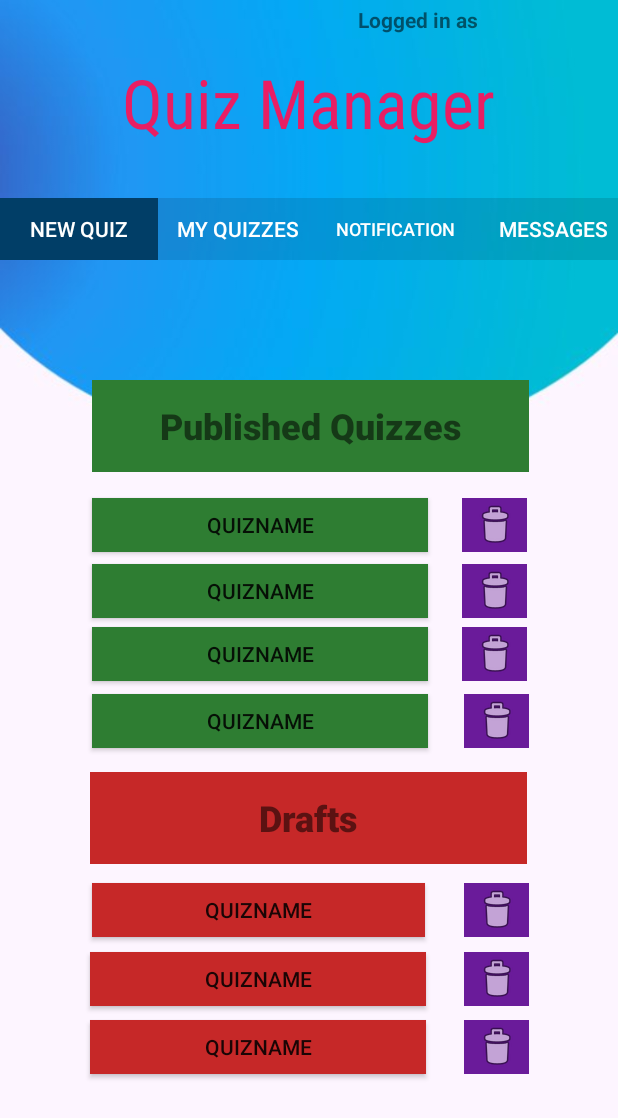
After one commit to drex7001/MAD_app, an Android app: the myquizzes screen opened directly, with no data from a screen before it, on a phone screen of 412 x 824 dp. The commit adds this screen. Shown: the top 1118 px of the screen. Run offline under Robolectric (Android 15) with nearby library versions, the phone set to English and light mode, and no system bars.

Commit message:
Added activity_myquizzes.xml

```diff
--- /dev/null
+++ b/app/src/main/java/com/drex/dashboard/myquizzes.java
@@ -0,0 +1,14 @@
+package com.drex.dashboard;
+
+import androidx.appcompat.app.AppCompatActivity;
+
+import android.os.Bundle;
+
+public class myquizzes extends AppCompatActivity {
+
+    @Override
+    protected void onCreate(Bundle savedInstanceState) {
+        super.onCreate(savedInstanceState);
+        setContentView(R.layout.activity_myquizzes);
+    }
+}
--- /dev/null
+++ b/app/src/main/res/layout/activity_myquizzes.xml
@@ -0,0 +1,297 @@
+<?xml version="1.0" encoding="utf-8"?>
+<androidx.constraintlayout.widget.ConstraintLayout xmlns:android="http://schemas.android.com/apk/res/android"
+    xmlns:app="http://schemas.android.com/apk/res-auto"
+    xmlns:tools="http://schemas.android.com/tools"
+    android:layout_width="match_parent"
+    android:layout_height="match_parent"
+    android:background="@drawable/bg"
+    tools:context=".myquizzes">
+
+    <ImageButton
+        android:id="@+id/deleteq7"
+        android:layout_width="43dp"
+        android:layout_height="36dp"
+        android:layout_marginStart="309dp"
+        android:layout_marginTop="633dp"
+        android:layout_marginBottom="62dp"
+        android:background="#6A1B9A"
+        app:layout_constraintBottom_toBottomOf="parent"
+        app:layout_constraintStart_toStartOf="parent"
+        app:layout_constraintTop_toTopOf="parent"
+        app:srcCompat="@android:drawable/ic_menu_delete" />
+
+    <ImageButton
+        android:id="@+id/deleteq6"
+        android:layout_width="43dp"
+        android:layout_height="36dp"
+        android:layout_marginStart="309dp"
+        android:layout_marginTop="588dp"
+        android:layout_marginBottom="107dp"
+        android:background="#6A1B9A"
+        app:layout_constraintBottom_toBottomOf="parent"
+        app:layout_constraintStart_toStartOf="parent"
+        app:layout_constraintTop_toTopOf="parent"
+        app:srcCompat="@android:drawable/ic_menu_delete" />
+
+    <ImageButton
+        android:id="@+id/deleteq5"
+        android:layout_width="43dp"
+        android:layout_height="36dp"
+        android:layout_marginStart="309dp"
+        android:layout_marginTop="542dp"
+        android:layout_marginBottom="153dp"
+        android:background="#6A1B9A"
+        app:layout_constraintBottom_toBottomOf="parent"
+        app:layout_constraintStart_toStartOf="parent"
+        app:layout_constraintTop_toTopOf="parent"
+        app:srcCompat="@android:drawable/ic_menu_delete" />
+
+    <ImageButton
+        android:id="@+id/deleteq4"
+        android:layout_width="43dp"
+        android:layout_height="36dp"
+        android:layout_marginStart="309dp"
+        android:layout_marginTop="416dp"
+        android:layout_marginBottom="279dp"
+        android:background="#6A1B9A"
+        app:layout_constraintBottom_toBottomOf="parent"
+        app:layout_constraintStart_toStartOf="parent"
+        app:layout_constraintTop_toTopOf="parent"
+        app:srcCompat="@android:drawable/ic_menu_delete" />
+
+    <ImageButton
+        android:id="@+id/deleteq3"
+        android:layout_width="43dp"
+        android:layout_height="36dp"
+        android:layout_marginStart="308dp"
+        android:layout_marginTop="371dp"
+        android:layout_marginBottom="324dp"
+        android:background="#6A1B9A"
+        app:layout_constraintBottom_toBottomOf="parent"
+        app:layout_constraintStart_toStartOf="parent"
+        app:layout_constraintTop_toTopOf="parent"
+        app:srcCompat="@android:drawable/ic_menu_delete" />
+
+    <ImageButton
+        android:id="@+id/deleteq2"
+        android:layout_width="43dp"
+        android:layout_height="36dp"
+        android:layout_marginStart="308dp"
+        android:layout_marginTop="329dp"
+        android:layout_marginBottom="366dp"
+        android:background="#6A1B9A"
+        app:layout_constraintBottom_toBottomOf="parent"
+        app:layout_constraintStart_toStartOf="parent"
+        app:layout_constraintTop_toTopOf="parent"
+        app:srcCompat="@android:drawable/ic_menu_delete" />
+
+    <ImageButton
+        android:id="@+id/deleteq1"
+        android:layout_width="43dp"
+        android:layout_height="36dp"
+        android:layout_marginStart="308dp"
+        android:layout_marginTop="285dp"
+        android:layout_marginBottom="410dp"
+        android:background="#6A1B9A"
+        app:layout_constraintBottom_toBottomOf="parent"
+        app:layout_constraintStart_toStartOf="parent"
+        app:layout_constraintTop_toTopOf="parent"
+        app:srcCompat="@android:drawable/ic_menu_delete" />
+
+    <Button
+        android:id="@+id/quiz7"
+        android:layout_width="224dp"
+        android:layout_height="36dp"
+        android:layout_marginStart="60dp"
+        android:layout_marginTop="633dp"
+        android:layout_marginBottom="62dp"
+        android:background="#C62828"
+        android:text="@string/qname"
+        app:layout_constraintBottom_toBottomOf="parent"
+        app:layout_constraintStart_toStartOf="parent"
+        app:layout_constraintTop_toTopOf="parent" />
+
+    <Button
+        android:id="@+id/quiz6"
+        android:layout_width="224dp"
+        android:layout_height="36dp"
+        android:layout_marginStart="60dp"
+        android:layout_marginTop="588dp"
+        android:layout_marginBottom="107dp"
+        android:background="#C62828"
+        android:text="@string/qname"
+        app:layout_constraintBottom_toBottomOf="parent"
+        app:layout_constraintStart_toStartOf="parent"
+        app:layout_constraintTop_toTopOf="parent" />
+
+    <Button
+        android:id="@+id/quiz5"
+        android:layout_width="222dp"
+        android:layout_height="36dp"
+        android:layout_marginStart="61dp"
+        android:layout_marginTop="542dp"
+        android:layout_marginBottom="153dp"
+        android:background="#C62828"
+        android:text="@string/qname"
+        app:layout_constraintBottom_toBottomOf="parent"
+        app:layout_constraintStart_toStartOf="parent"
+        app:layout_constraintTop_toTopOf="parent" />
+
+    <TextView
+        android:id="@+id/drafts"
+        android:layout_width="291dp"
+        android:layout_height="61dp"
+        android:layout_marginStart="60dp"
+        android:layout_marginTop="468dp"
+        android:layout_marginBottom="202dp"
+        android:background="#C62828"
+        android:fontFamily="sans-serif-black"
+        android:gravity="center"
+        android:text="@string/d"
+        android:textSize="24sp"
+        app:layout_constraintBottom_toBottomOf="parent"
+        app:layout_constraintStart_toStartOf="parent"
+        app:layout_constraintTop_toTopOf="parent" />
+
+    <Button
+        android:id="@+id/quiz4"
+        android:layout_width="224dp"
+        android:layout_height="36dp"
+        android:layout_marginStart="61dp"
+        android:layout_marginTop="416dp"
+        android:layout_marginBottom="279dp"
+        android:background="#2E7D32"
+        android:text="@string/qname"
+        app:layout_constraintBottom_toBottomOf="parent"
+        app:layout_constraintStart_toStartOf="parent"
+        app:layout_constraintTop_toTopOf="parent" />
+
+    <Button
+        android:id="@+id/quiz3"
+        android:layout_width="224dp"
+        android:layout_height="36dp"
+        android:layout_marginStart="61dp"
+        android:layout_marginTop="371dp"
+        android:layout_marginBottom="324dp"
+        android:background="#2E7D32"
+        android:text="@string/qname"
+        app:layout_constraintBottom_toBottomOf="parent"
+        app:layout_constraintStart_toStartOf="parent"
+        app:layout_constraintTop_toTopOf="parent" />
+
+    <Button
+        android:id="@+id/quiz2"
+        android:layout_width="224dp"
+        android:layout_height="36dp"
+        android:layout_marginStart="61dp"
+        android:layout_marginTop="329dp"
+        android:layout_marginBottom="366dp"
+        android:background="#2E7D32"
+        android:text="@string/qname"
+        app:layout_constraintBottom_toBottomOf="parent"
+        app:layout_constraintStart_toStartOf="parent"
+        app:layout_constraintTop_toTopOf="parent" />
+
+    <TextView
+        android:id="@+id/editTextTextPersonName"
+        android:layout_width="328dp"
+        android:layout_height="wrap_content"
+        android:layout_marginStart="41dp"
+        android:layout_marginTop="44dp"
+        android:autofillHints=""
+        android:clickable="false"
+        android:ems="10"
+        android:fontFamily="sans-serif-condensed-medium"
+        android:gravity="center"
+        android:includeFontPadding="false"
+        android:inputType="textPersonName"
+        android:lines="@android:integer/config_mediumAnimTime"
+        android:text="Quiz Manager"
+        android:textAppearance="@style/TextAppearance.AppCompat.Large"
+        android:textColor="#E91E63"
+        android:textFontWeight="@android:integer/config_mediumAnimTime"
+        android:textSize="45sp"
+        app:layout_constraintStart_toStartOf="parent"
+        app:layout_constraintTop_toTopOf="parent" />
+
+
+    <com.google.android.material.tabs.TabLayout
+        android:id="@+id/tabLayout2"
+        android:layout_width="422dp"
+        android:layout_height="41dp"
+        app:layout_constraintBottom_toBottomOf="parent"
+        app:layout_constraintEnd_toEndOf="parent"
+        app:layout_constraintHorizontal_bias="0.0"
+        app:layout_constraintStart_toStartOf="parent"
+        app:layout_constraintTop_toTopOf="parent"
+        app:layout_constraintVertical_bias="0.169"
+        app:tabBackground="?attr/actionBarDivider"
+        app:tabIconTint="@color/colorAccent"
+        app:tabIndicator="@drawable/ic_launcher_background"
+        app:tabIndicatorColor="#013E67"
+        app:tabRippleColor="#0325E4"
+        app:tabTextColor="#FFFFFF">
+
+        <com.google.android.material.tabs.TabItem
+            android:layout_width="wrap_content"
+            android:layout_height="wrap_content"
+            android:text="@string/newqbim" />
+
+        <com.google.android.material.tabs.TabItem
+            android:layout_width="wrap_content"
+            android:layout_height="wrap_content"
+            android:text="@string/myquiz" />
+
+        <com.google.android.material.tabs.TabItem
+            android:layout_width="wrap_content"
+            android:layout_height="wrap_content"
+            android:text="@string/notification" />
+
+        <com.google.android.material.tabs.TabItem
+            android:layout_width="wrap_content"
+            android:layout_height="wrap_content"
+            android:text="@string/Messages" />
+    </com.google.android.material.tabs.TabLayout>
+
+    <TextView
+        android:id="@+id/textView10"
+        android:layout_width="171dp"
+        android:layout_height="25dp"
+        android:layout_marginTop="3dp"
+        android:layout_marginEnd="2dp"
+        android:text="Logged in as"
+        android:textStyle="bold"
+        app:layout_constraintEnd_toEndOf="parent"
+        app:layout_constraintTop_toTopOf="parent" />
+
+    <TextView
+        android:id="@+id/pubquiz"
+        android:layout_width="291dp"
+        android:layout_height="61dp"
+        android:layout_marginStart="61dp"
+        android:layout_marginTop="207dp"
+        android:layout_marginBottom="463dp"
+        android:background="#2E7D32"
+        android:fontFamily="sans-serif-black"
+        android:gravity="center"
+        android:text="@string/pubq"
+        android:textSize="24sp"
+        app:layout_constraintBottom_toBottomOf="parent"
+        app:layout_constraintStart_toStartOf="parent"
+        app:layout_constraintTop_toTopOf="parent" />
+
+    <Button
+        android:id="@+id/quiz1"
+        android:layout_width="224dp"
+        android:layout_height="36dp"
+        android:layout_marginStart="61dp"
+        android:layout_marginTop="285dp"
+        android:layout_marginBottom="410dp"
+        android:background="#2E7D32"
+        android:text="@string/qname"
+        app:layout_constraintBottom_toBottomOf="parent"
+        app:layout_constraintStart_toStartOf="parent"
+        app:layout_constraintTop_toTopOf="parent" />
+
+
+</androidx.constraintlayout.widget.ConstraintLayout>
--- a/app/src/main/res/values/strings.xml
+++ b/app/src/main/res/values/strings.xml
@@ -22,7 +22,6 @@
 
 
     //testcomment
-
 
 
     //Strings for teacherview
@@ -56,4 +55,11 @@
     <string name="contact_lecturer"> contact Lecturer </string>
     <string name="home_button"> Home </string>
 
+    //String resources for myquizzes
+    <string name="pubq">Published Quizzes</string>
+    <string name="d">Drafts</string>
+    <string name="qname">""QUIZNAME""</string>
+
+
+
 </resources>
```
Also changed, not shown: app/src/main/AndroidManifest.xml (+16 -8 lines), app/src/main/res/drawable-v24/quizcontainer.jpg (added).
